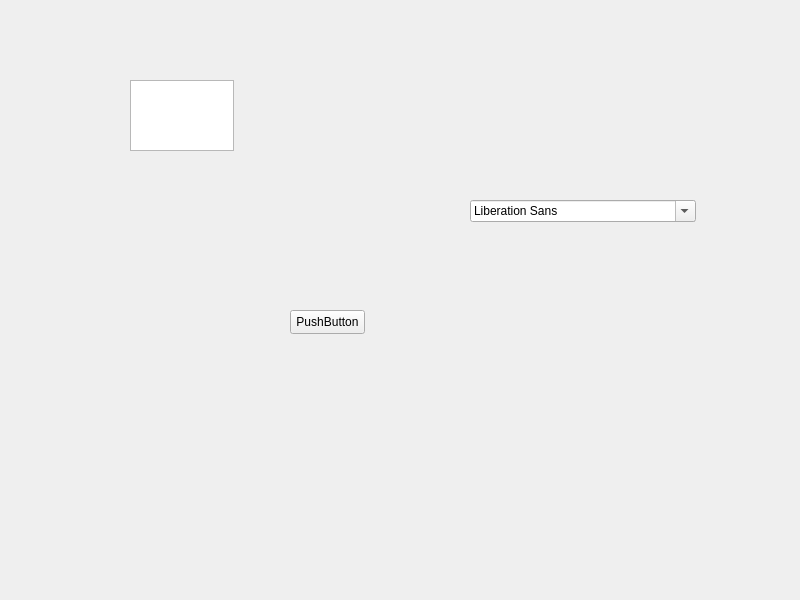
First picture: the form in source/2022.04.28/mylayout2/mywidget.ui, repository forestfsl/QtCreator, before the edit.
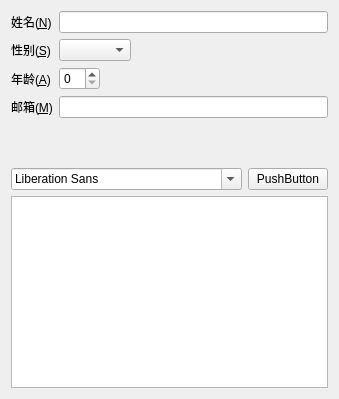
Second picture: the form after the edit.

What changed in the file:
```diff
--- a/source/2022.04.28/mylayout2/mywidget.ui
+++ b/source/2022.04.28/mylayout2/mywidget.ui
@@ -6,46 +6,122 @@
    <rect>
     <x>0</x>
     <y>0</y>
-    <width>800</width>
-    <height>600</height>
+    <width>500</width>
+    <height>350</height>
    </rect>
   </property>
+  <property name="minimumSize">
+   <size>
+    <width>200</width>
+    <height>150</height>
+   </size>
+  </property>
+  <property name="maximumSize">
+   <size>
+    <width>500</width>
+    <height>350</height>
+   </size>
+  </property>
   <property name="windowTitle">
    <string>MyWidget</string>
   </property>
-  <widget class="QFontComboBox" name="fontComboBox">
-   <property name="geometry">
-    <rect>
-     <x>470</x>
-     <y>200</y>
-     <width>226</width>
-     <height>22</height>
-    </rect>
+  <layout class="QVBoxLayout" name="verticalLayout">
+   <property name="sizeConstraint">
+    <enum>QLayout::SetFixedSize</enum>
    </property>
-  </widget>
-  <widget class="QTextEdit" name="textEdit">
-   <property name="geometry">
-    <rect>
-     <x>130</x>
-     <y>80</y>
-     <width>104</width>
-     <height>71</height>
-    </rect>
-   </property>
-  </widget>
-  <widget class="QPushButton" name="pushButton">
-   <property name="geometry">
-    <rect>
-     <x>290</x>
-     <y>310</y>
-     <width>75</width>
-     <height>24</height>
-    </rect>
-   </property>
-   <property name="text">
-    <string>PushButton</string>
-   </property>
-  </widget>
+   <item>
+    <layout class="QFormLayout" name="formLayout">
+     <property name="fieldGrowthPolicy">
+      <enum>QFormLayout::ExpandingFieldsGrow</enum>
+     </property>
+     <item row="0" column="0">
+      <widget class="QLabel" name="nLabel">
+       <property name="text">
+        <string>姓名(&amp;N)</string>
+       </property>
+       <property name="buddy">
+        <cstring>nLineEdit</cstring>
+       </property>
+      </widget>
+     </item>
+     <item row="0" column="1">
+      <widget class="QLineEdit" name="nLineEdit"/>
+     </item>
+     <item row="1" column="0">
+      <widget class="QLabel" name="sLabel">
+       <property name="text">
+        <string>性别(&amp;S)</string>
+       </property>
+       <property name="buddy">
+        <cstring>sComboBox</cstring>
+       </property>
+      </widget>
+     </item>
+     <item row="1" column="1">
+      <widget class="QComboBox" name="sComboBox"/>
+     </item>
+     <item row="2" column="0">
+      <widget class="QLabel" name="aLabel">
+       <property name="text">
+        <string>年龄(&amp;A)</string>
+       </property>
+       <property name="buddy">
+        <cstring>aSpinBox</cstring>
+       </property>
+      </widget>
+     </item>
+     <item row="2" column="1">
+      <widget class="QSpinBox" name="aSpinBox"/>
+     </item>
+     <item row="3" column="0">
+      <widget class="QLabel" name="mLabel">
+       <property name="text">
+        <string>邮箱(&amp;M)</string>
+       </property>
+       <property name="buddy">
+        <cstring>mLineEdit</cstring>
+       </property>
+      </widget>
+     </item>
+     <item row="3" column="1">
+      <widget class="QLineEdit" name="mLineEdit"/>
+     </item>
+    </layout>
+   </item>
+   <item>
+    <spacer name="verticalSpacer">
+     <property name="orientation">
+      <enum>Qt::Vertical</enum>
+     </property>
+     <property name="sizeHint" stdset="0">
+      <size>
+       <width>20</width>
+       <height>44</height>
+      </size>
+     </property>
+    </spacer>
+   </item>
+   <item>
+    <layout class="QHBoxLayout" name="horizontalLayout" stretch="2,1">
+     <item>
+      <widget class="QFontComboBox" name="fontComboBox"/>
+     </item>
+     <item>
+      <widget class="QPushButton" name="pushButton">
+       <property name="text">
+        <string>PushButton</string>
+       </property>
+       <property name="checkable">
+        <bool>true</bool>
+       </property>
+      </widget>
+     </item>
+    </layout>
+   </item>
+   <item>
+    <widget class="QTextEdit" name="textEdit"/>
+   </item>
+  </layout>
  </widget>
  <resources/>
  <connections/>
```
